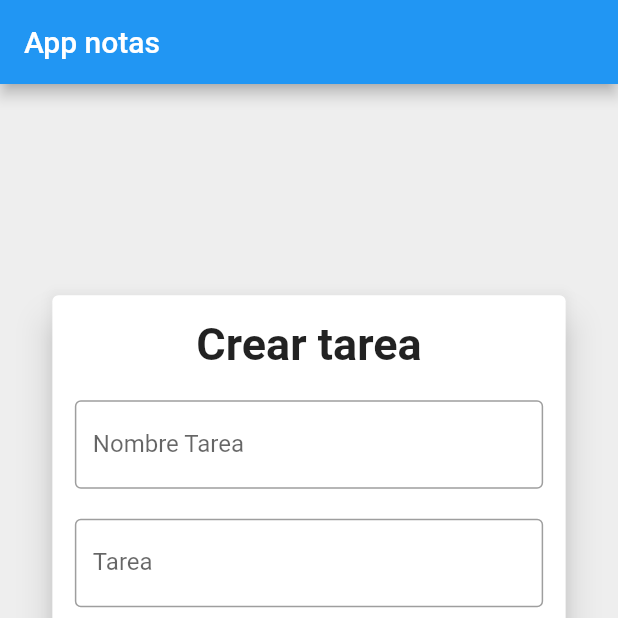
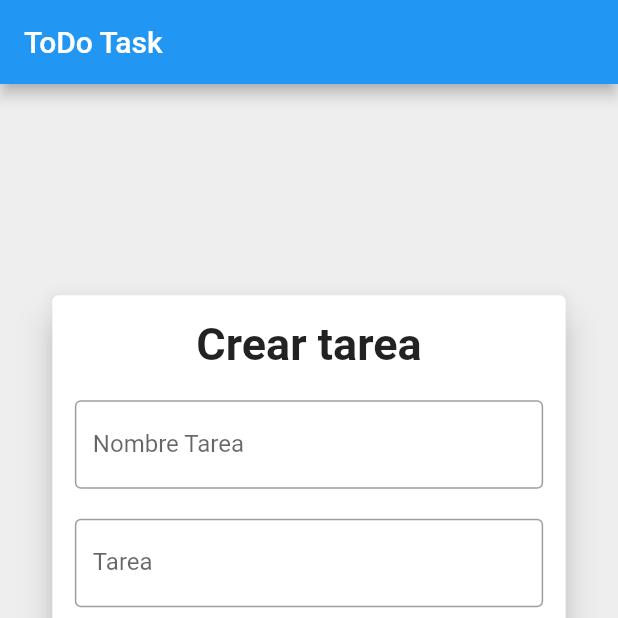
Before and after one commit to Stratovarius93/AppCloudComputing, a Flutter app: the screen it shows after launch, after a tap on the "add" icon, on a phone screen of 412 x 824 dp, the top half of it. Run offline on Flutter 3.47's test engine with Material 2 defaults, Android fonts, the phone set to English and light mode, and no system bars; network calls fail.

Commit message:
Al fin, ahi muere

```diff
--- a/lib/model/taskModel.dart
+++ b/lib/model/taskModel.dart
@@ -5,25 +5,19 @@ Task taskFromJson(String str) => Task.fromJson(json.decode(str));
 String taskToJson(Task data) => json.encode(data.toJson());
 
 class Task {
-  Task({
-    this.description,
-    this.status,
-    this.title,
-  });
+  Task({this.description, this.status, this.title, this.id});
 
   String description;
   String status;
   String title;
+  String id;
 
   factory Task.fromJson(Map<String, dynamic> json) => Task(
-        description: json["description"],
-        status: json["status"],
-        title: json["title"],
-      );
+      description: json["description"],
+      status: json["status"],
+      title: json["title"],
+      id: json["id"]);
 
-  Map<String, dynamic> toJson() => {
-        "description": description,
-        "status": status,
-        "title": title,
-      };
+  Map<String, dynamic> toJson() =>
+      {"description": description, "status": status, "title": title, "id": id};
 }
--- a/lib/pages/mainScreen.dart
+++ b/lib/pages/mainScreen.dart
@@ -17,7 +17,7 @@ class _HomeScreenState extends State<HomeScreen> {
 
     return Scaffold(
       appBar: AppBar(
-        title: Text('App notas'),
+        title: Text('ToDo Task'),
       ),
       body: Stack(children: [
         Container(
@@ -27,12 +27,20 @@ class _HomeScreenState extends State<HomeScreen> {
               if (taskProvider.getTaskList.length != 0) {
                 return GestureDetector(
                   onTap: () {
-                    taskProvider.finish();
+                    final task = taskProvider.getTaskList[index];
+                    //print(task.status);
+                    if (task.status == 'done') {
+                      task.status = 'do';
+                    }else{
+                      task.status = 'done';
+                    }
+                    //task.status = 'done';
+                    taskProvider.updateTask(task);
                   },
                   child: ListTile(
                     title: Text(taskProvider.getTaskList[index].title),
                     subtitle: Text(taskProvider.getTaskList[index].description),
-                    trailing: taskProvider.getIsDone
+                    trailing: (taskProvider.getTaskList[index].status == 'done')
                         ? Icon(Icons.check)
                         : Icon(Icons.error_outline),
                   ),
--- a/lib/provider/taskProvider.dart
+++ b/lib/provider/taskProvider.dart
@@ -45,4 +45,9 @@ class TaskProvider with ChangeNotifier {
     _isDone = !_isDone;
     notifyListeners();
   }
+  updateTask(Task task)async{
+    final res = await firebaseRequest.fetchPut(task);
+    print(res);
+    notifyListeners();
+  }
 }
--- a/lib/requests/FirebaseRequest.dart
+++ b/lib/requests/FirebaseRequest.dart
@@ -18,6 +18,7 @@ class FirebaseRequest {
       List<Task> list = [];
       decodeRes.forEach((id, task) {
         final tasks = Task.fromJson(task);
+        tasks.id = id;
         list.add(tasks);
       });
       return list;
@@ -25,4 +26,12 @@ class FirebaseRequest {
       throw 'Error ';
     }
   }
+
+  Future<bool> fetchPut( Task task )async {
+  String url = 'https://apptodo-7c8d1-default-rtdb.firebaseio.com/tasks/${task.id}.json';
+    final res = await http.put(url, body: taskToJson(task));
+    final decodeRes = json.decode(res.body);
+    print(decodeRes);
+    return true;
+  }
 }
```
